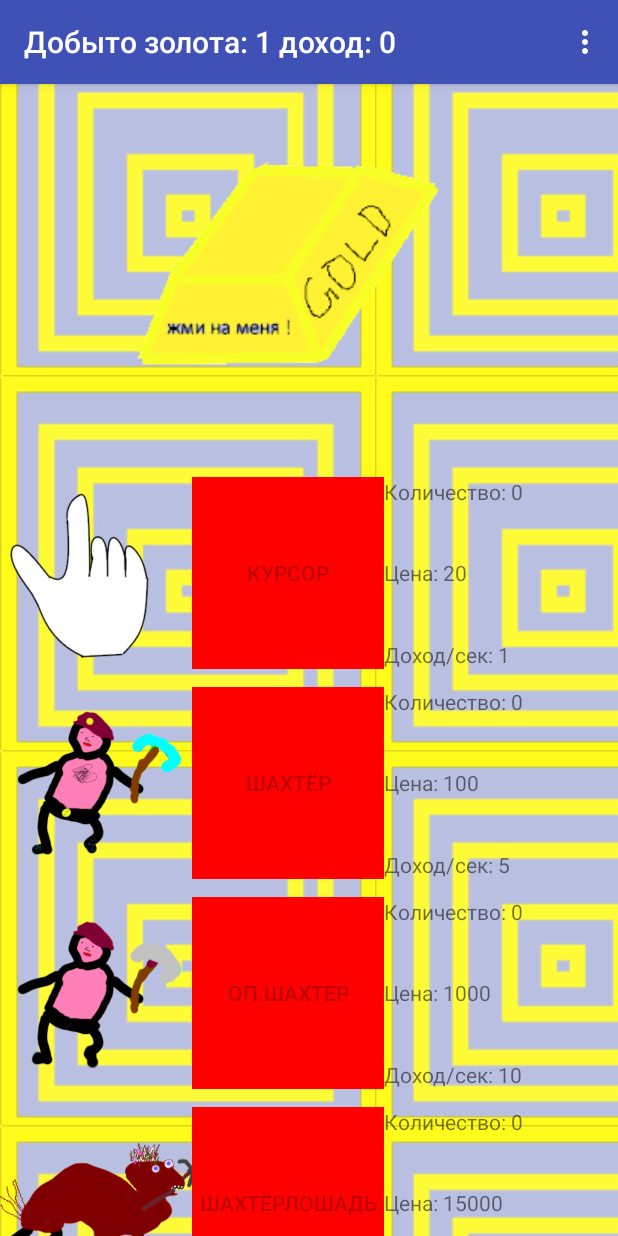
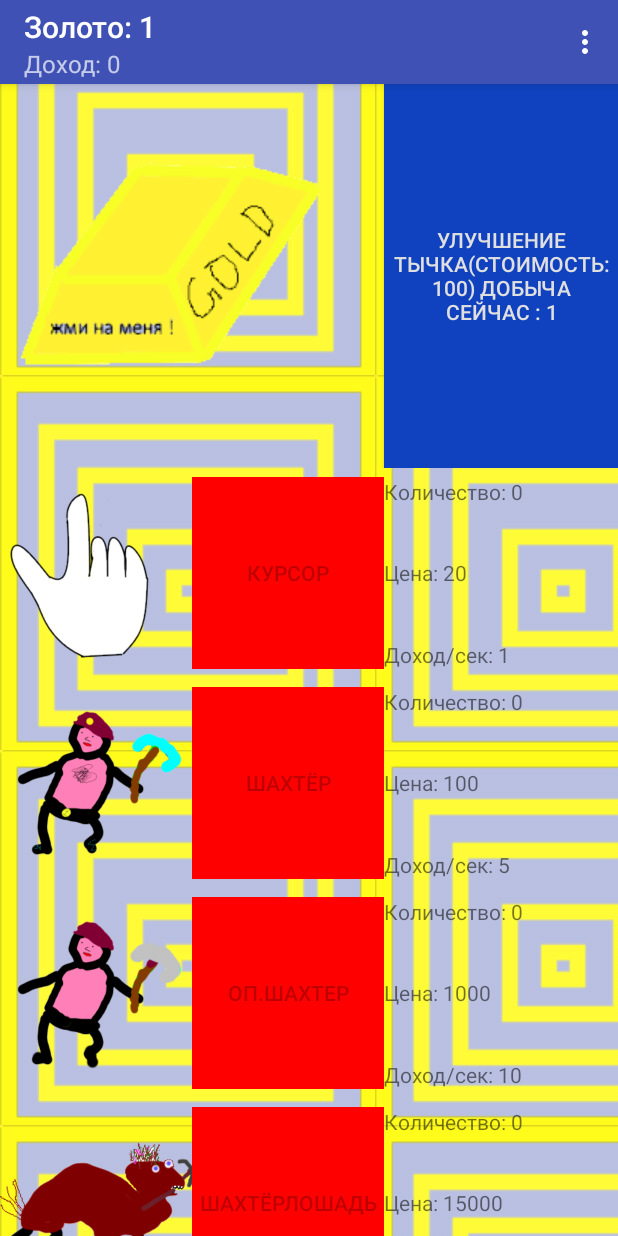
Before and after one commit to AppCampSiberia/Clicker, an Android app: the screen it shows after launch (MainActivity), after a tap on an icon or button, on a phone screen of 412 x 824 dp. Run offline under Robolectric (Android 15) with nearby library versions, the phone set to English and light mode, and no system bars.

Commit message:
Добавили улучшение клика

```diff
--- a/app/src/main/java/ru/appcampsiberia/clicker/MainActivity.java
+++ b/app/src/main/java/ru/appcampsiberia/clicker/MainActivity.java
@@ -32,6 +32,7 @@ public class MainActivity extends AppCompatActivity {
     Button buttonShahterrobot;
     Button buttonAlhimik;
     Button buttonFilosovskykameni;
+    Button buttonClickUpgrade;
 
     TextView textViewCursorKolichestvo;
     TextView textViewShahterKolichestvo;
@@ -96,7 +97,7 @@ public class MainActivity extends AppCompatActivity {
         imageGold.setOnClickListener(new View.OnClickListener() {
             @Override
             public void onClick(View v) {
-                clickCount++;
+                clickCount+=mineThread.dobuchaZaClick;
                 render();
             }
         });
@@ -154,6 +155,13 @@ public class MainActivity extends AppCompatActivity {
                 mineThread.buy(7);
             }
         });
+        buttonClickUpgrade = (Button) findViewById(R.id.buttonClickupgreid);
+                buttonClickUpgrade.setOnClickListener(new View.OnClickListener() {
+                    @Override
+                    public void onClick(View view) {
+                        mineThread.upgrede();
+                    }
+                });
     }
 
     @Override
@@ -170,6 +178,8 @@ public class MainActivity extends AppCompatActivity {
         shardPreferences.putLong("kolvoAlhimikov", mineThread.kolichestvoAlhimikov);
         shardPreferences.putLong("kolvoFilosovskiykamen", mineThread.kolichestvoFilosovskiykamen);
         shardPreferences.putLong("dobuchaVsek", mineThread.dobuchaVsek);
+        shardPreferences.putLong("dobuchaZaClick",mineThread.dobuchaZaClick);
+        shardPreferences.putLong("CostZaClick",mineThread.CostZaClick);
         shardPreferences.apply();
 
     }
@@ -191,8 +201,8 @@ public class MainActivity extends AppCompatActivity {
         runOnUiThread(new Runnable() {
             @Override
             public void run() {
-                getSupportActionBar().setTitle("Добыто золота: " + Long.toString(clickCount) + " доход: " + Long.toString(mineThread.dobuchaVsek));
-
+                getSupportActionBar().setTitle("Золото: " + Long.toString(clickCount));
+                getSupportActionBar().setSubtitle("Доход: " + Long.toString(mineThread.dobuchaVsek));
                 if (clickCount >= 20) {
                     buttonCursor.setEnabled(true);
                 } else {
@@ -228,6 +238,7 @@ public class MainActivity extends AppCompatActivity {
                 } else {
                     buttonFilosovskykameni.setEnabled(false);
                 }
+                buttonClickUpgrade.setText(getString(R.string.button_clickupgreit, mineThread.CostZaClick, mineThread.dobuchaZaClick));
 
                 textViewCursorKolichestvo.setText("Количество: " + Long.toString(mineThread.kolichestvoCursorov));
                 textViewShahterKolichestvo.setText("Количество: " + Long.toString(mineThread.kolichestvoShahterov));
--- a/app/src/main/java/ru/appcampsiberia/clicker/MineThread.java
+++ b/app/src/main/java/ru/appcampsiberia/clicker/MineThread.java
@@ -11,6 +11,8 @@ public class MineThread implements Runnable {
     MainActivity mainActivity;
 
     public long dobuchaVsek = 0;
+    public long dobuchaZaClick = 1;
+    public long CostZaClick = 100;
 
     public long kolichestvoCursorov = 0;
     public long kolichestvoShahterov = 0;
@@ -49,6 +51,8 @@ public class MineThread implements Runnable {
         kolichestvoAlhimikov = sharedPreferences.getLong("kolvoAlhimikov",0);
         kolichestvoFilosovskiykamen = sharedPreferences.getLong("kolvoFilosovskiykamen",0);
         dobuchaVsek = sharedPreferences.getLong("dobuchaVsek",0);
+        dobuchaZaClick = sharedPreferences.getLong("dobuchaZaClick",1);
+        CostZaClick = sharedPreferences.getLong("CostZaClick",100);
 
     }
 
@@ -65,7 +69,14 @@ public class MineThread implements Runnable {
             }
         }
     }
+    public void upgrede() {
+        if (mainActivity.clickCount >= CostZaClick){
+        dobuchaZaClick*=2;
+            mainActivity.clickCount -= CostZaClick;
+            CostZaClick*=3;
 
+        }
+    }
     public void buy(int who) {
         switch (who) {
             case 1: //kursor
--- a/app/src/main/res/layout/activity_main.xml
+++ b/app/src/main/res/layout/activity_main.xml
@@ -4,14 +4,31 @@
     android:layout_height="match_parent"
     android:orientation="vertical">
 
-    <ImageView
-        android:id="@+id/imageViewGold"
+    <LinearLayout
+        android:orientation="horizontal"
         android:layout_width="wrap_content"
-        android:layout_height="0dp"
-        android:layout_weight="1"
-        android:scaleType="centerCrop"
-        android:src="@drawable/gold"
-        android:layout_gravity="center_horizontal" />
+        android:layout_height="wrap_content"
+        android:layout_weight="0">
+
+        <ImageView
+            android:id="@+id/imageViewGold"
+            android:layout_width="wrap_content"
+            android:layout_height="wrap_content"
+            android:layout_weight="0"
+            android:scaleType="centerCrop"
+            android:src="@drawable/gold"
+            android:layout_gravity="left" />
+
+        <Button
+            android:layout_width="match_parent"
+            android:layout_height="match_parent"
+            android:text="улучшение тычка "
+            android:id="@+id/buttonClickupgreid"
+            android:layout_weight="1"
+            android:background="#1042bf"
+            android:textColor="#dfdfdf" />
+
+    </LinearLayout>
 
     <ScrollView xmlns:android="http://schemas.android.com/apk/res/android"
         android:id="@+id/scroll"
--- a/app/src/main/res/values/strings.xml
+++ b/app/src/main/res/values/strings.xml
@@ -1,3 +1,4 @@
 <resources>
+    <string name="button_clickupgreit" formatted="false">улучшение тычка(стоимость: %d) добыча сейчас : %d</string>
     <string name="app_name">Clicker</string>
 </resources>
```
